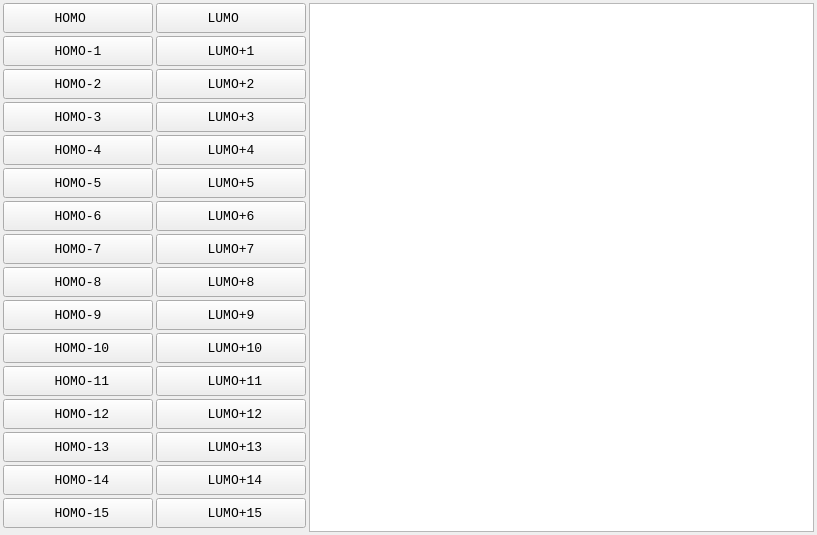
Above: UI/Orbital_Viewer_UI.ui from liyuanhe211/xTB_in_Chem3D before the change. Below: the same form after it.
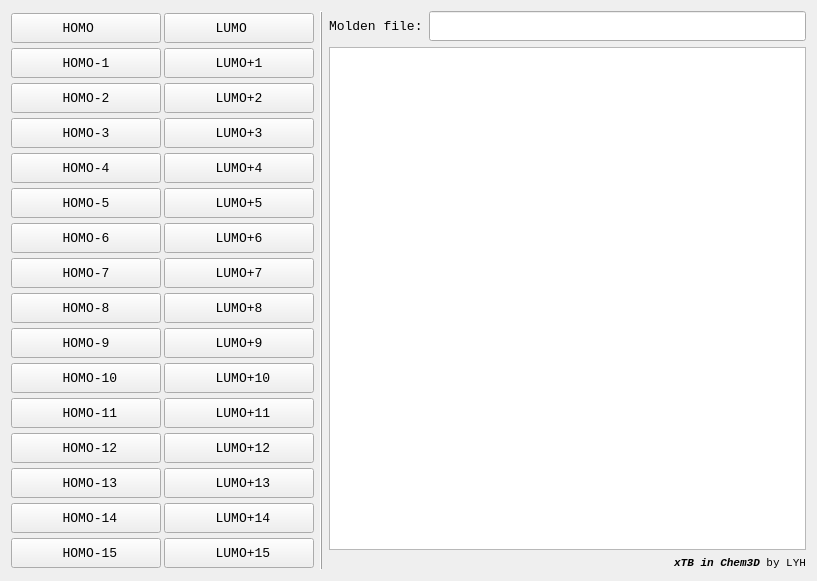
That is the form after the change.

Commit message: Added Command line output window in Orbital Viewer Removed the opening of a new cmd window for Orbital Viewer

Patch:
```diff
--- a/UI/Orbital_Viewer_UI.ui
+++ b/UI/Orbital_Viewer_UI.ui
@@ -7,29 +7,14 @@
     <x>0</x>
     <y>0</y>
     <width>817</width>
-    <height>535</height>
+    <height>581</height>
    </rect>
   </property>
   <property name="windowTitle">
    <string>Orbital Viewer</string>
   </property>
-  <layout class="QHBoxLayout" name="horizontalLayout">
-   <property name="spacing">
-    <number>3</number>
-   </property>
-   <property name="leftMargin">
-    <number>3</number>
-   </property>
-   <property name="topMargin">
-    <number>3</number>
-   </property>
-   <property name="rightMargin">
-    <number>3</number>
-   </property>
-   <property name="bottomMargin">
-    <number>3</number>
-   </property>
-   <item>
+  <layout class="QGridLayout" name="gridLayout_2">
+   <item row="1" column="0" rowspan="3">
     <layout class="QGridLayout" name="gridLayout">
      <property name="sizeConstraint">
       <enum>QLayout::SetDefaultConstraint</enum>
@@ -839,7 +824,45 @@
      </item>
     </layout>
    </item>
-   <item>
+   <item row="1" column="3">
+    <widget class="QLineEdit" name="lineEdit">
+     <property name="minimumSize">
+      <size>
+       <width>0</width>
+       <height>30</height>
+      </size>
+     </property>
+     <property name="baseSize">
+      <size>
+       <width>0</width>
+       <height>30</height>
+      </size>
+     </property>
+     <property name="font">
+      <font>
+       <family>Consolas</family>
+       <pointsize>10</pointsize>
+      </font>
+     </property>
+    </widget>
+   </item>
+   <item row="3" column="2" colspan="2">
+    <widget class="QLabel" name="label">
+     <property name="font">
+      <font>
+       <family>Consolas</family>
+       <pointsize>8</pointsize>
+      </font>
+     </property>
+     <property name="text">
+      <string>&lt;html&gt;&lt;head/&gt;&lt;body&gt;&lt;p&gt;&lt;span style=&quot; font-weight:600; font-style:italic;&quot;&gt;xTB in Chem3D&lt;/span&gt; by LYH&lt;/p&gt;&lt;/body&gt;&lt;/html&gt;</string>
+     </property>
+     <property name="alignment">
+      <set>Qt::AlignRight|Qt::AlignTrailing|Qt::AlignVCenter</set>
+     </property>
+    </widget>
+   </item>
+   <item row="2" column="2" colspan="2">
     <widget class="QTextEdit" name="output_textEdit">
      <property name="font">
       <font>
@@ -849,6 +872,29 @@
      </property>
     </widget>
    </item>
+   <item row="1" column="2">
+    <widget class="QLabel" name="label_2">
+     <property name="font">
+      <font>
+       <family>Consolas</family>
+       <pointsize>10</pointsize>
+      </font>
+     </property>
+     <property name="text">
+      <string>Molden file:</string>
+     </property>
+    </widget>
+   </item>
+   <item row="1" column="1" rowspan="3">
+    <widget class="Line" name="line">
+     <property name="frameShadow">
+      <enum>QFrame::Raised</enum>
+     </property>
+     <property name="orientation">
+      <enum>Qt::Vertical</enum>
+     </property>
+    </widget>
+   </item>
   </layout>
  </widget>
  <resources/>
```
Left out of the diff: 886 changed lines with no effect on the pictures. The commit also changes 5 other files.
